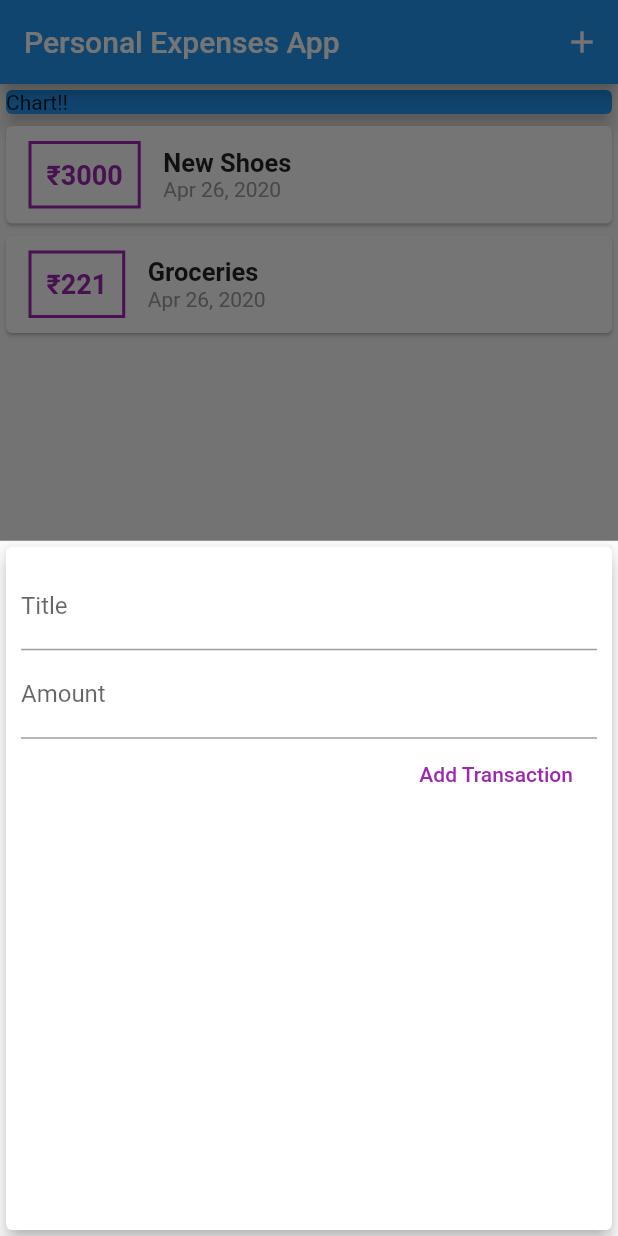
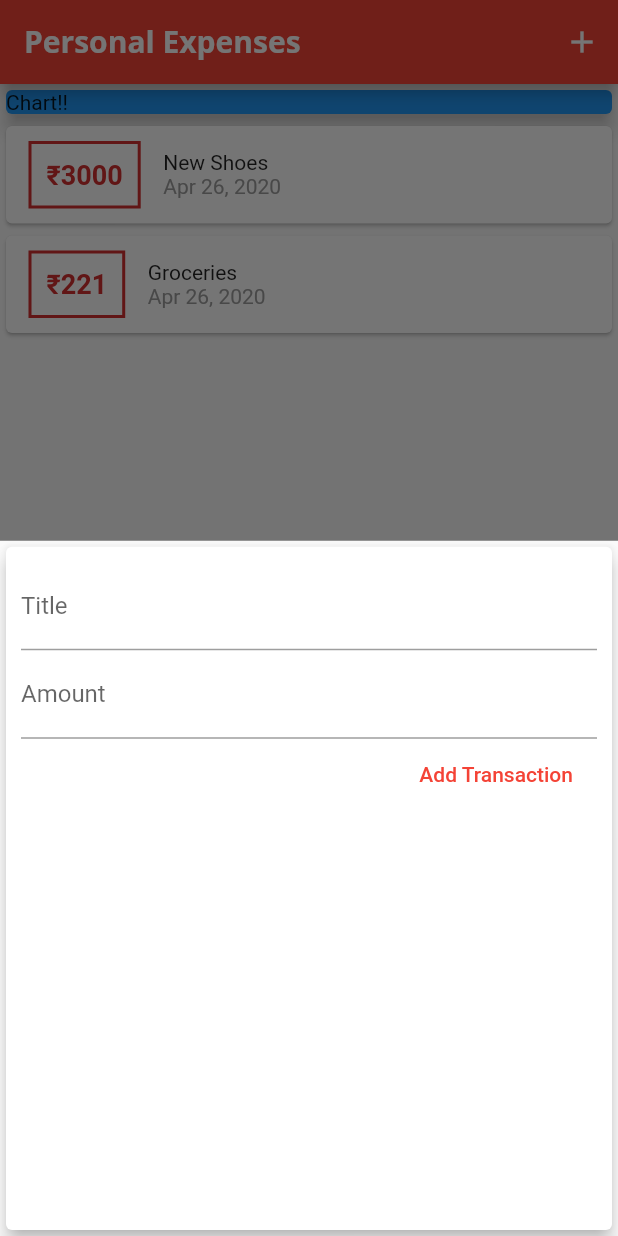
Before and after one commit to aashirsaroya/BudgetWise-Smart-Expense-Tracker, a Flutter app: the screen it shows after launch, after a tap on the "add" icon, on a phone screen of 412 x 824 dp. Run offline on Flutter 3.47's test engine with Material 2 defaults, Android fonts, the phone set to English and light mode, and no system bars; Roboto replaces fonts that are missing (Open Sans); statements that could not run were skipped.

Commit message:
Added Custom fonts and a few styling changes

```diff
--- a/personal_expenses/lib/main.dart
+++ b/personal_expenses/lib/main.dart
@@ -9,7 +9,22 @@ class MyApp extends StatelessWidget {
   @override
   Widget build(BuildContext context) {
     return MaterialApp(
-      title: 'Personal Expenses App',
+      title: 'Personal Expenses ',
+      theme: ThemeData(
+        primarySwatch: Colors.red,
+        accentColor: Colors.amber,
+        fontFamily: 'Quicksand',
+        textTheme: ThemeData.light().textTheme.copyWith(title: TextStyle(
+        fontFamily: 'Open Sans',
+        fontSize: 18 ,
+        fontWeight: FontWeight.bold,
+      )) ,
+        appBarTheme: AppBarTheme(textTheme: ThemeData.light().textTheme.copyWith(title: TextStyle(
+          fontFamily: 'Open Sans',
+          fontSize: 20,
+          fontWeight: FontWeight.bold,
+        )))
+      ),
       home: MyHomePage(),
     );
   }
@@ -53,7 +68,7 @@ class _MyHomePageState extends State<MyHomePage> {
   @override
   Widget build(BuildContext context) {
     return Scaffold(
-      appBar: AppBar(title: Text('Personal Expenses App'
+      appBar: AppBar(title: Text('Personal Expenses ',
       ),
         actions: <Widget>[
           IconButton(icon: Icon(Icons.add),
--- a/personal_expenses/lib/widgets/new_transaction.dart
+++ b/personal_expenses/lib/widgets/new_transaction.dart
@@ -54,7 +54,7 @@ class _NewTransactionState extends State<NewTransaction> {
             ),
             FlatButton(
               child: Text('Add Transaction'),
-              textColor: Colors.purple,
+              textColor: Colors.red,
               onPressed: submitData,
             )
           ],
--- a/personal_expenses/lib/widgets/transaction_list.dart
+++ b/personal_expenses/lib/widgets/transaction_list.dart
@@ -18,7 +18,8 @@ TransactionList(this.transactions);
                 ),
                 decoration: BoxDecoration(
                     border: Border.all(
-                      color: Colors.purple,
+                      color: Theme.of(context).primaryColorDark,
+                      //color: Colors.red,
                       width: 2,
                     )
                 ),
@@ -27,7 +28,8 @@ TransactionList(this.transactions);
                   style: TextStyle(
                     fontWeight: FontWeight.bold,
                     fontSize: 18 ,
-                    color: Colors.purple ,
+                    color: Theme.of(context).primaryColorDark,
+                    //color: Colors.red ,
                   ),
                 ),
                 padding: EdgeInsets.all(10),
@@ -36,10 +38,7 @@ TransactionList(this.transactions);
                 crossAxisAlignment: CrossAxisAlignment.start,
                 children: <Widget>[
                   Text(tx.title,
-                    style: TextStyle(
-                        fontSize: 17,
-                        fontWeight: FontWeight.bold
-                    ) ,
+                    style: Theme.of(context).textTheme.copyWith().title,
                   ),
                   Text(
                     DateFormat.yMMMd().format(tx.date),
```
Also changed, not shown: personal_expenses/pubspec.yaml (+11 -6 lines), personal_expenses/assets/fonts/OpenSans-Bold.ttf (added), personal_expenses/assets/fonts/OpenSans-Regular.ttf (added), personal_expenses/assets/fonts/Quicksand-Bold.ttf (added), personal_expenses/assets/fonts/Quicksand-Light.ttf (added), personal_expenses/assets/fonts/Quicksand-Medium.ttf (added), personal_expenses/assets/fonts/Quicksand-Regular.ttf (added).
